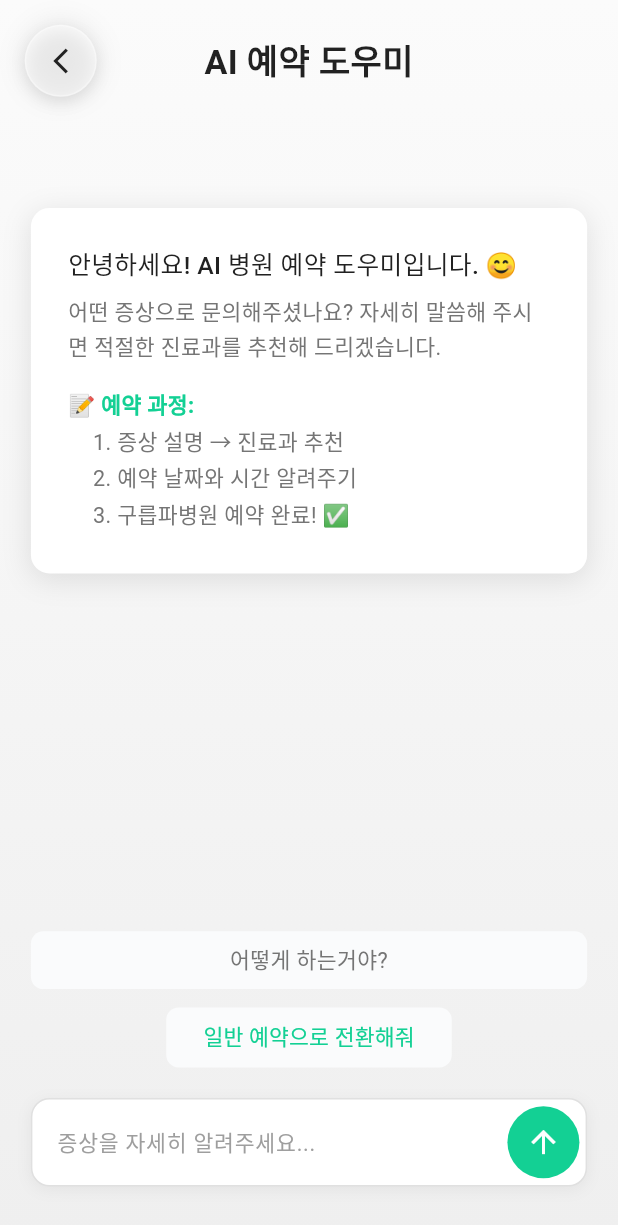
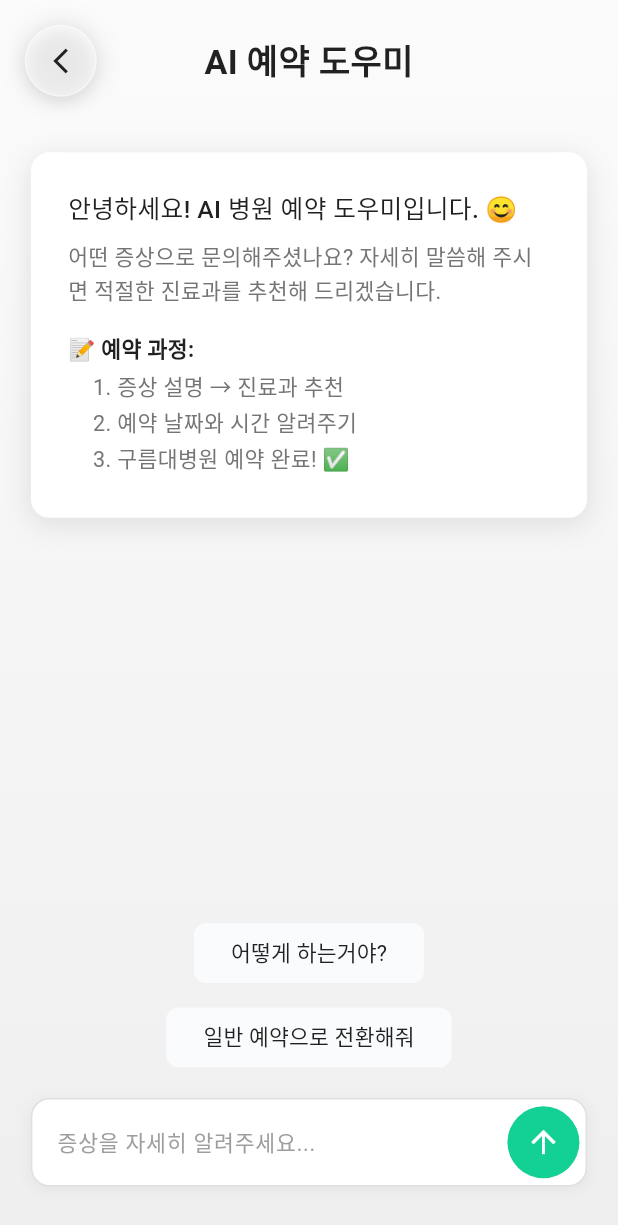
Before and after one commit to 9oormthon-univ/2025_SEASONTHON_TEAM_45_APP, a Flutter app: the AppointmentInitialView screen opened directly, on a phone screen of 412 x 824 dp. Shown: the top 1225 px of the screen. Run offline on Flutter 3.47's test engine with Material 3 defaults, Android fonts, the phone set to English and light mode, and no system bars; our stand-ins replace bloc, dartz, dio, equatable, flutter_bloc, flutter_blue_plus and 4 more; accounts and stored records are empty; Roboto replaces fonts that are missing (Pretendard); project files that could hold a hidden picture were left out.

Commit message:
예약하기 메인페이지 일부 디자인 수정

```diff
--- a/lib/presentation/views/appointment_initial_view.dart
+++ b/lib/presentation/views/appointment_initial_view.dart
@@ -43,7 +43,7 @@ class AppointmentInitialView extends StatelessWidget {
                 padding: ResponsiveUtils.defaultPadding(context),
                 child: Column(
                   children: [
-                    SizedBox(height: ResponsiveUtils.spacing(context, SpacingSize.xl)),
+                    SizedBox(height: ResponsiveUtils.spacing(context, SpacingSize.xs)),
 
                     // 안내 메시지
                     Container(
@@ -87,13 +87,13 @@ class AppointmentInitialView extends StatelessWidget {
                             style: TextStyle(
                               fontSize: ResponsiveUtils.fontSize(context, FontSize.sm),
                               fontWeight: FontWeight.w600,
-                              color: AppColors.primaryGreen,
+                              color: AppColors.textPrimary,
                             ),
                           ),
                           SizedBox(height: ResponsiveUtils.spacing(context, SpacingSize.xs)),
                           _buildStepItem(context, '1. 증상 설명 → 진료과 추천'),
                           _buildStepItem(context, '2. 예약 날짜와 시간 알려주기'),
-                          _buildStepItem(context, '3. 구릅파병원 예약 완료! ✅'),
+                          _buildStepItem(context, '3. 구름대병원 예약 완료! ✅'),
                         ],
                       ),
                     ),
@@ -103,24 +103,28 @@ class AppointmentInitialView extends StatelessWidget {
                     // 하단 버튼 영역
                     Column(
                       children: [
-                        // 어떻게 하는거야? 카드
-                        Container(
-                          width: double.infinity,
-                          padding: EdgeInsets.symmetric(
-                            horizontal: ResponsiveUtils.spacing(context, SpacingSize.md),
-                            vertical: ResponsiveUtils.spacing(context, SpacingSize.sm),
-                          ),
-                          decoration: BoxDecoration(
-                            color: AppColors.surfaceLight,
-                            borderRadius: ResponsiveUtils.borderRadius(context, RadiusSize.small),
+                        // 어떻게 하는거야? 버튼
+                        TextButton(
+                          onPressed: () {
+                            // AI 챗봇으로 적용
+                          },
+                          style: TextButton.styleFrom(
+                            backgroundColor: AppColors.surfaceLight,
+                            shape: RoundedRectangleBorder(
+                              borderRadius: ResponsiveUtils.borderRadius(context, RadiusSize.small),
+                            ),
+                            padding: EdgeInsets.symmetric(
+                              horizontal: ResponsiveUtils.spacing(context, SpacingSize.lg),
+                              vertical: ResponsiveUtils.spacing(context, SpacingSize.sm),
+                            ),
                           ),
                           child: Text(
                             '어떻게 하는거야?',
                             style: TextStyle(
                               fontSize: ResponsiveUtils.fontSize(context, FontSize.sm),
-                              color: AppColors.textSecondary,
+                              color: AppColors.textPrimary,
+                              fontWeight: FontWeight.w400,
                             ),
-                            textAlign: TextAlign.center,
                           ),
                         ),
 
@@ -150,8 +154,8 @@ class AppointmentInitialView extends StatelessWidget {
                             '일반 예약으로 전환해줘',
                             style: TextStyle(
                               fontSize: ResponsiveUtils.fontSize(context, FontSize.sm),
-                              color: AppColors.primaryGreen,
-                              fontWeight: FontWeight.w500,
+                              color: AppColors.textPrimary,
+                              fontWeight: FontWeight.w400,
                             ),
                           ),
                         ),
```
